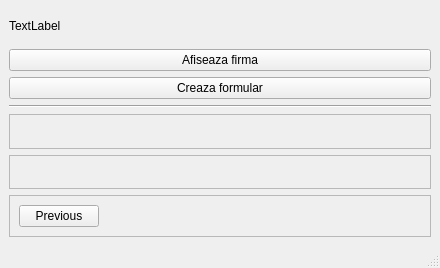
fictionalKarma/benchmark-tests, file ProjPOO/principalform.ui: the form before one commit.
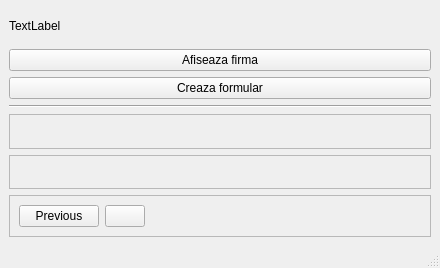
The form after the commit.

Patch:
```diff
--- a/ProjPOO/principalform.ui
+++ b/ProjPOO/principalform.ui
@@ -94,6 +94,13 @@
          </property>
         </widget>
        </item>
+       <item>
+        <widget class="QPushButton" name="info_button">
+         <property name="text">
+          <string/>
+         </property>
+        </widget>
+       </item>
        <item>
         <spacer name="horizontalSpacer">
          <property name="orientation">
```
Left out of the diff: 2 changed lines with no effect on the pictures.
